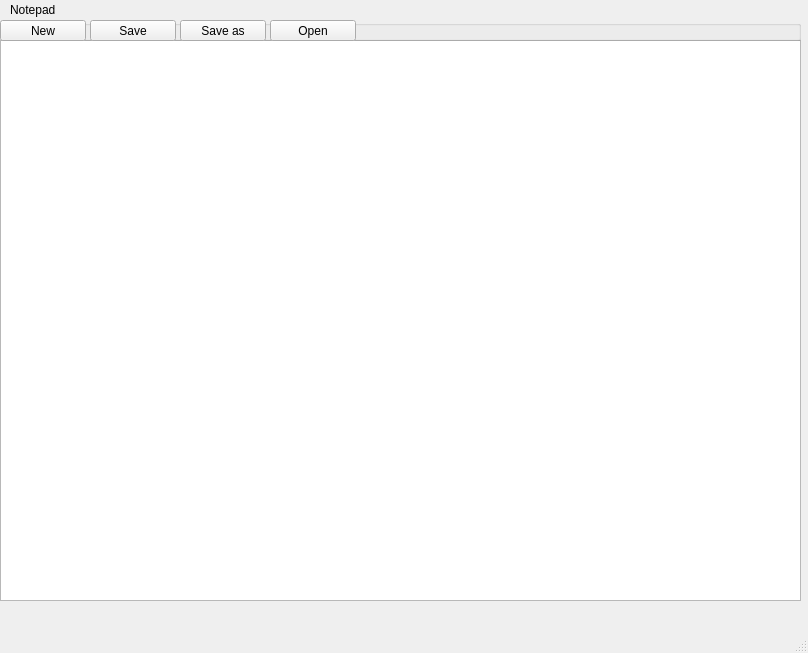
Qt form mainwindow.ui (Hardik7219/Qt-Notepad-Application--Cpp) before a commit.
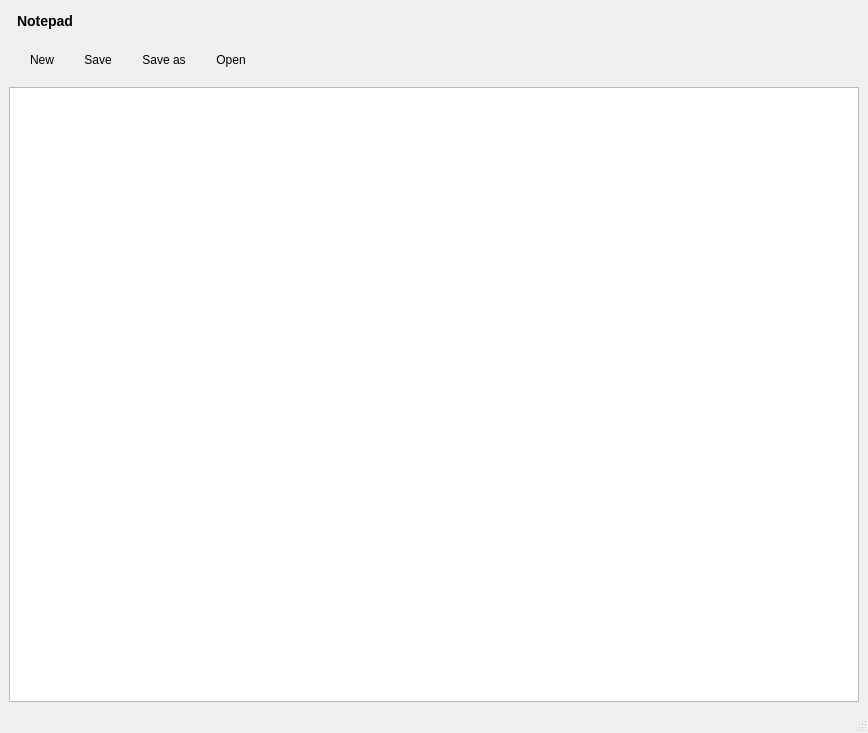
The same form after that commit.

Commit message: Update MainWindow dimensions and layout

```diff
--- a/mainwindow.ui
+++ b/mainwindow.ui
@@ -6,125 +6,90 @@
    <rect>
     <x>0</x>
     <y>0</y>
-    <width>808</width>
-    <height>653</height>
+    <width>868</width>
+    <height>733</height>
    </rect>
   </property>
   <property name="windowTitle">
    <string>MainWindow</string>
   </property>
   <widget class="QWidget" name="centralwidget">
-   <widget class="QTextEdit" name="textEdit">
-    <property name="geometry">
-     <rect>
-      <x>0</x>
-      <y>40</y>
-      <width>801</width>
-      <height>561</height>
-     </rect>
-    </property>
-   </widget>
-   <widget class="QLabel" name="label">
-    <property name="geometry">
-     <rect>
-      <x>40</x>
-      <y>10</y>
-      <width>58</width>
-      <height>18</height>
-     </rect>
+   <layout class="QVBoxLayout" name="verticalLayout">
+    <item>
+     <widget class="QLabel" name="FILENAME">
+      <property name="styleSheet">
+       <string notr="true">font-size: 14px;
+font-weight: bold;
+padding: 4px;
+</string>
     </property>
     <property name="text">
-     <string/>
-    </property>
-   </widget>
-   <widget class="QGroupBox" name="groupBox">
-    <property name="geometry">
-     <rect>
-      <x>0</x>
-      <y>20</y>
-      <width>801</width>
-      <height>21</height>
-     </rect>
-    </property>
-    <property name="title">
-     <string/>
-    </property>
+       <string>Notepad</string>
+      </property>
+     </widget>
+    </item>
+    <item alignment="Qt::AlignLeft">
+     <widget class="QWidget" name="widget" native="true">
+      <property name="styleSheet">
+       <string notr="true">QPushButton:hover {
+    background-color: rgb(73, 75, 76);
+}
+QPushButton {
+    padding: 5px 12px;
+    border-radius: 6px;
+}
+
+</string>
+      </property>
+      <layout class="QHBoxLayout" name="horizontalLayout">
+       <item>
     <widget class="QPushButton" name="NEW">
-     <property name="geometry">
-      <rect>
-       <x>0</x>
-       <y>0</y>
-       <width>86</width>
-       <height>21</height>
-      </rect>
+         <property name="styleSheet">
+          <string notr="true">
+</string>
      </property>
      <property name="text">
       <string>New</string>
      </property>
     </widget>
+       </item>
+       <item>
     <widget class="QPushButton" name="SAVE">
-     <property name="geometry">
-      <rect>
-       <x>90</x>
-       <y>0</y>
-       <width>86</width>
-       <height>21</height>
-      </rect>
+         <property name="styleSheet">
+          <string notr="true"/>
      </property>
      <property name="text">
       <string>Save</string>
      </property>
     </widget>
-    <widget class="QPushButton" name="OPEN">
-     <property name="geometry">
-      <rect>
-       <x>270</x>
-       <y>0</y>
-       <width>86</width>
-       <height>21</height>
-      </rect>
-     </property>
-     <property name="text">
-      <string>Open</string>
-     </property>
-    </widget>
+       </item>
+       <item>
     <widget class="QPushButton" name="SAVEAS">
-     <property name="geometry">
-      <rect>
-       <x>180</x>
-       <y>0</y>
-       <width>86</width>
-       <height>21</height>
-      </rect>
+         <property name="styleSheet">
+          <string notr="true"/>
      </property>
      <property name="text">
       <string>Save as</string>
      </property>
     </widget>
-   </widget>
-   <widget class="QLabel" name="FILENAME">
-    <property name="geometry">
-     <rect>
-      <x>10</x>
-      <y>0</y>
-      <width>791</width>
-      <height>20</height>
-     </rect>
+       </item>
+       <item>
+        <widget class="QPushButton" name="OPEN">
+         <property name="styleSheet">
+          <string notr="true"/>
     </property>
     <property name="text">
-     <string>Notepad</string>
-    </property>
-   </widget>
-  </widget>
-  <widget class="QMenuBar" name="menubar">
-   <property name="geometry">
-    <rect>
-     <x>0</x>
-     <y>0</y>
-     <width>808</width>
-     <height>23</height>
-    </rect>
-   </property>
+          <string>Open</string>
+         </property>
+        </widget>
+       </item>
+      </layout>
+     </widget>
+    </item>
+    <item>
+     <widget class="QTextEdit" name="textEdit"/>
+    </item>
+   </layout>
   </widget>
   <widget class="QStatusBar" name="statusbar"/>
  </widget>
```
Lines whose indentation alone changed are shown as unchanged.
